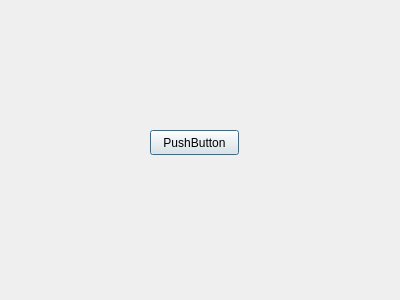
Old version of the form sflights.ui in the repository alihysn/Flight-Booking-Sytem-with-GUI.
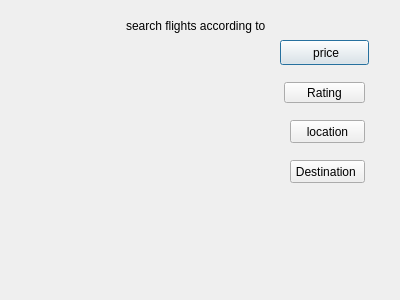
New version of the form.

Diff of the .ui file:
```diff
--- a/sflights.ui
+++ b/sflights.ui
@@ -16,14 +16,66 @@
   <widget class="QPushButton" name="pushButton">
    <property name="geometry">
     <rect>
-     <x>150</x>
-     <y>130</y>
+     <x>280</x>
+     <y>40</y>
      <width>89</width>
      <height>25</height>
     </rect>
    </property>
    <property name="text">
-    <string>PushButton</string>
+    <string> price</string>
+   </property>
+  </widget>
+  <widget class="QLabel" name="label">
+   <property name="geometry">
+    <rect>
+     <x>126</x>
+     <y>10</y>
+     <width>151</width>
+     <height>31</height>
+    </rect>
+   </property>
+   <property name="text">
+    <string>search flights according to</string>
+   </property>
+  </widget>
+  <widget class="QPushButton" name="pushButton_2">
+   <property name="geometry">
+    <rect>
+     <x>284</x>
+     <y>82</y>
+     <width>81</width>
+     <height>21</height>
+    </rect>
+   </property>
+   <property name="text">
+    <string>Rating</string>
+   </property>
+  </widget>
+  <widget class="QPushButton" name="pushButton_3">
+   <property name="geometry">
+    <rect>
+     <x>290</x>
+     <y>120</y>
+     <width>75</width>
+     <height>23</height>
+    </rect>
+   </property>
+   <property name="text">
+    <string>location</string>
+   </property>
+  </widget>
+  <widget class="QPushButton" name="pushButton_4">
+   <property name="geometry">
+    <rect>
+     <x>290</x>
+     <y>160</y>
+     <width>75</width>
+     <height>23</height>
+    </rect>
+   </property>
+   <property name="text">
+    <string>Destination </string>
    </property>
   </widget>
  </widget>
```
